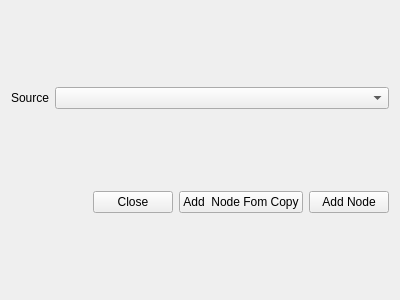
Qt form src/ui/reosaddhydrographnodefromwidget.ui (vcloarec/ReosProject) before a commit.
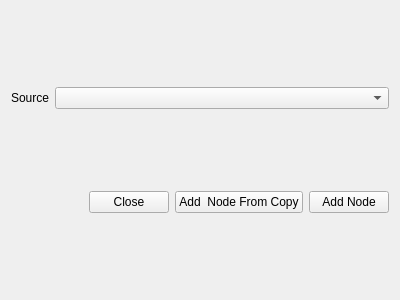
The same form after that commit.

```diff
--- a/src/ui/reosaddhydrographnodefromwidget.ui
+++ b/src/ui/reosaddhydrographnodefromwidget.ui
@@ -62,7 +62,7 @@
         <string>A node will be created containing a copy of this hydrograph that will be save on the project file.</string>
        </property>
        <property name="text">
-        <string>Add  Node Fom Copy</string>
+        <string>Add  Node From Copy</string>
        </property>
       </widget>
      </item>
```
Left out of the diff: 2 changed lines with no effect on the pictures.
